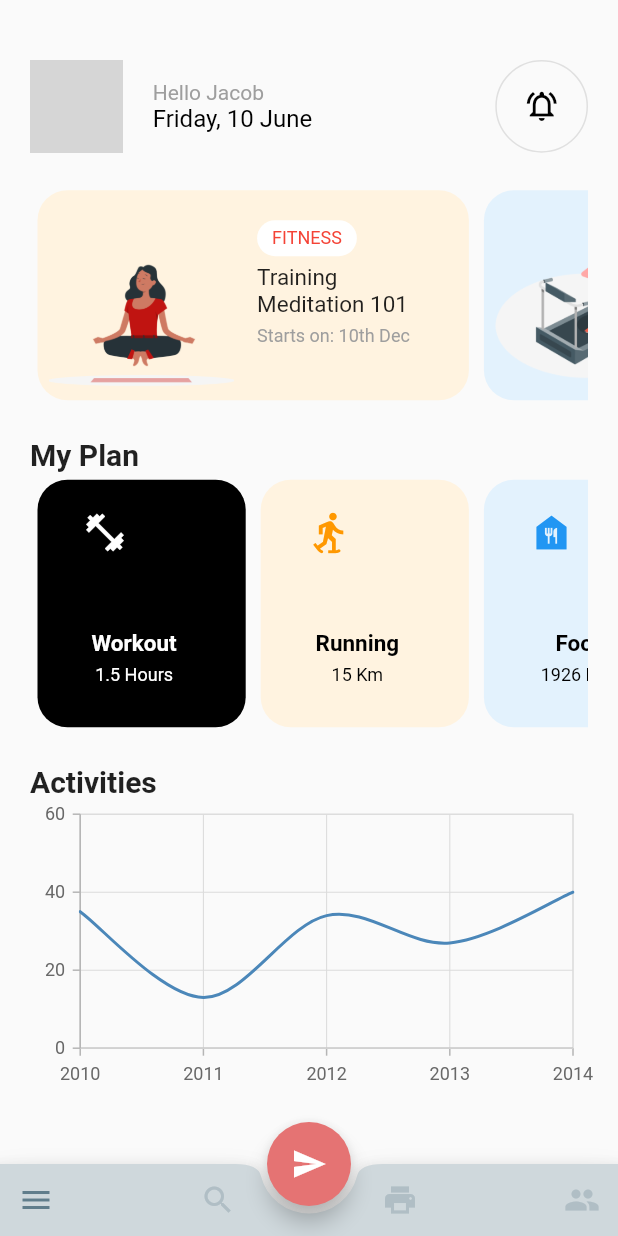
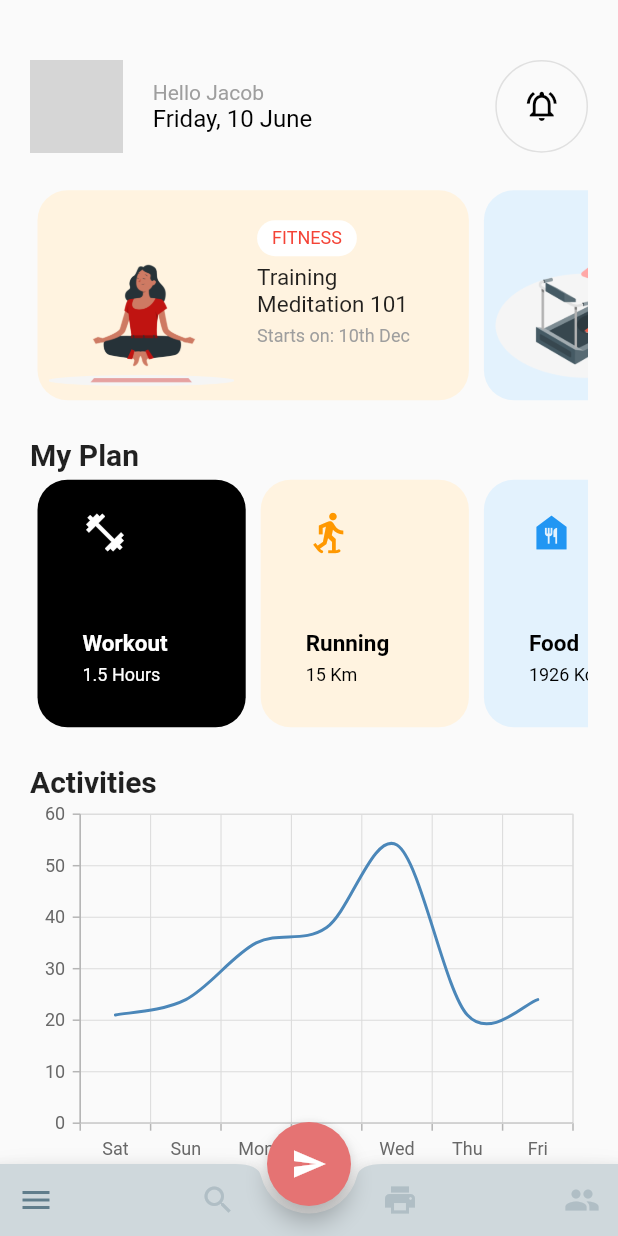
Before and after one commit to SilentCruzer/flutter_ui_collection, a Flutter app: the screen it shows after launch, on a phone screen of 412 x 824 dp. Run offline on Flutter 3.47's test engine with Material 2 defaults, Android fonts, the phone set to English and light mode, and no system bars; drawn by our look-alikes of carousel_slider; our stand-ins replace syncfusion_flutter_charts; network calls fail; grey boxes are pictures that could not be loaded.

Commit message:
Fixes size issues in plan and chart screen

```diff
--- a/fitness_ui/lib/MainPages/components/Home/HomeChart.dart
+++ b/fitness_ui/lib/MainPages/components/Home/HomeChart.dart
@@ -12,30 +12,36 @@ class HomeChart extends StatefulWidget {
 class _HomeChartState extends State<HomeChart> {
   @override
   Widget build(BuildContext context) {
-    final List<ChartData> chartData = [
-      ChartData(2010, 35),
-      ChartData(2011, 13),
-      ChartData(2012, 34),
-      ChartData(2013, 27),
-      ChartData(2014, 40)
+    final List<ChartData> chartData = <ChartData>[
+      ChartData('Sat', 21),
+      ChartData('Sun', 24),
+      ChartData('Mon', 35),
+      ChartData('Tue', 38),
+      ChartData('Wed', 54),
+      ChartData('Thu', 21),
+      ChartData('Fri', 24),
     ];
     return Container(
-      height: 200,
         child: Center(
             child: Container(
-                child: SfCartesianChart(series: <ChartSeries>[
-      // Renders spline chart
-      SplineSeries<ChartData, int>(
-          dataSource: chartData,
-          xValueMapper: (ChartData data, _) => data.x,
-          yValueMapper: (ChartData data, _) => data.y)
-    ]))));
+              height: 250,
+                child: SfCartesianChart(
+                    primaryXAxis: CategoryAxis(),
+                    series: <ChartSeries>[
+                      SplineSeries<ChartData, String>(
+                          dataSource: chartData,
+                          xValueMapper: (ChartData data, _) => data.x,
+                          yValueMapper: (ChartData data, _) => data.y
+                      )
+                    ]
+                )
+            )
+        )
+    );
   }
 }
-
 class ChartData {
   ChartData(this.x, this.y);
-
-  final int x;
+  final String x;
   final double? y;
 }
--- a/fitness_ui/lib/MainPages/components/Home/HomePlans.dart
+++ b/fitness_ui/lib/MainPages/components/Home/HomePlans.dart
@@ -47,6 +47,7 @@ class _HomePlansState extends State<HomePlans> {
                   padding: EdgeInsets.only(left: 30, right: 30),
                   child: Column(
                     mainAxisAlignment: MainAxisAlignment.start,
+                    crossAxisAlignment: CrossAxisAlignment.start,
                     children: [
                       Container(
                         padding: EdgeInsets.only(right: 50),
```
